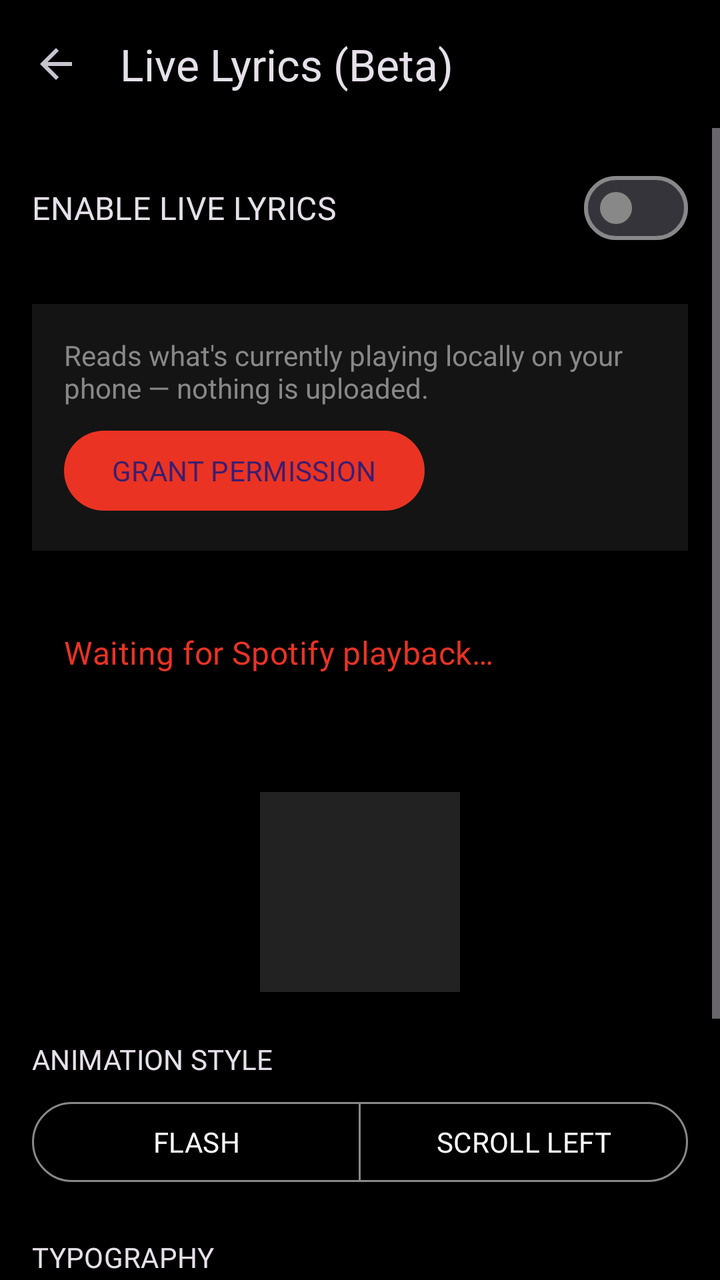
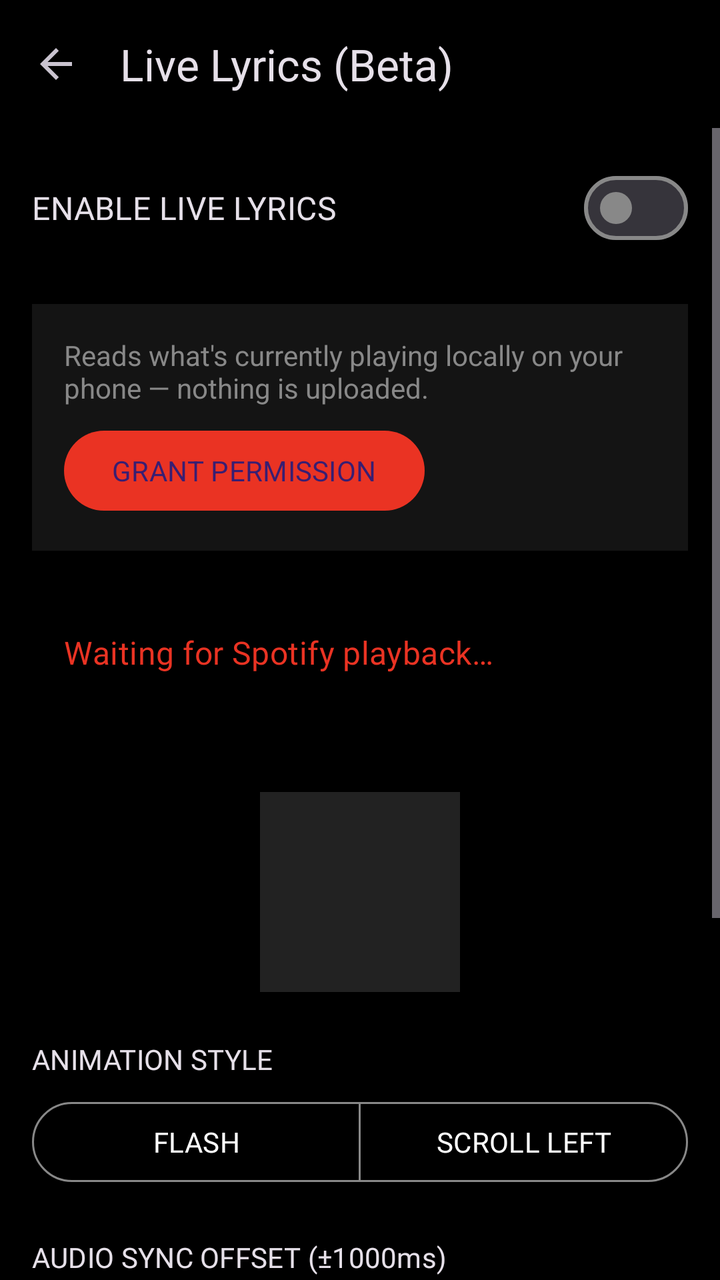

Screens rendered from an Android XML layout before and after an edit, with the pre-edit source and the edit as a unified diff.
<!-- AndroidManifest.xml: activity theme Theme.OdysseyGlyph -->
<!-- res/layout/activity_spotify_live.xml -->
<?xml version="1.0" encoding="utf-8"?>
<androidx.coordinatorlayout.widget.CoordinatorLayout 
    xmlns:android="http://schemas.android.com/apk/res/android"
    xmlns:app="http://schemas.android.com/apk/res-auto"
    android:layout_width="match_parent"
    android:layout_height="match_parent"
    android:background="?android:attr/colorBackground"
    android:fitsSystemWindows="true">

    <com.google.android.material.appbar.AppBarLayout
        android:layout_width="match_parent"
        android:layout_height="wrap_content"
        android:background="?android:attr/colorBackground"
        android:fitsSystemWindows="true">
        
        <com.google.android.material.appbar.MaterialToolbar
            android:id="@+id/toolbar"
            android:layout_width="match_parent"
            android:layout_height="?attr/actionBarSize"
            app:title="Live Lyrics (Beta)"
            app:navigationIcon="?attr/homeAsUpIndicator" />
    </com.google.android.material.appbar.AppBarLayout>

    <ScrollView
        android:layout_width="match_parent"
        android:layout_height="match_parent"
        app:layout_behavior="@string/appbar_scrolling_view_behavior">

        <LinearLayout
            android:layout_width="match_parent"
            android:layout_height="wrap_content"
            android:orientation="vertical"
            android:padding="@dimen/spacing_medium">

            
            <com.google.android.material.materialswitch.MaterialSwitch
                android:id="@+id/switchMaster"
                android:layout_width="match_parent"
                android:layout_height="wrap_content"
                android:text="ENABLE LIVE LYRICS"
                android:fontFamily="@font/jetbrains_mono"
                android:textAppearance="?attr/textAppearanceTitleMedium"
                android:layout_marginBottom="@dimen/spacing_large" />

            
            <LinearLayout
                android:id="@+id/permissionCard"
                android:layout_width="match_parent"
                android:layout_height="wrap_content"
                android:orientation="vertical"
                android:background="?attr/colorSurfaceVariant"
                android:padding="@dimen/spacing_medium"
                android:layout_marginBottom="@dimen/spacing_large">
                
                <TextView
                    android:layout_width="match_parent"
                    android:layout_height="wrap_content"
                    android:text="Reads what's currently playing locally on your phone — nothing is uploaded."
                    android:textColor="?attr/colorOnSurfaceVariant"
                    android:layout_marginBottom="@dimen/spacing_small" />
                    
                <com.google.android.material.button.MaterialButton
                    android:id="@+id/btnGrantPermission"
                    android:layout_width="wrap_content"
                    android:layout_height="wrap_content"
                    android:text="GRANT PERMISSION" />
            </LinearLayout>

            
            <LinearLayout
                android:layout_width="match_parent"
                android:layout_height="wrap_content"
                android:orientation="vertical"
                android:padding="@dimen/spacing_medium"
                android:layout_marginBottom="@dimen/spacing_large">
                
                <TextView
                    android:id="@+id/tvStatus"
                    android:layout_width="match_parent"
                    android:layout_height="wrap_content"
                    android:text="Waiting for Spotify playback…"
                    android:fontFamily="@font/jetbrains_mono"
                    android:textAppearance="?attr/textAppearanceTitleMedium"
                    android:textColor="?attr/colorPrimary" />
                    
                <TextView
                    android:id="@+id/tvTrackInfo"
                    android:layout_width="match_parent"
                    android:layout_height="wrap_content"
                    android:text=""
                    android:fontFamily="@font/jetbrains_mono"
                    android:textColor="?attr/colorOnSurfaceVariant" />
            </LinearLayout>

            
            <FrameLayout
                android:layout_width="100dp"
                android:layout_height="100dp"
                android:layout_gravity="center_horizontal"
                android:background="#222"
                android:layout_marginBottom="@dimen/spacing_large">
                
                <ImageView
                    android:id="@+id/previewImage"
                    android:layout_width="match_parent"
                    android:layout_height="match_parent"
                    android:scaleType="fitCenter" />
            </FrameLayout>

            
            <TextView
                android:layout_width="wrap_content"
                android:layout_height="wrap_content"
                android:text="ANIMATION STYLE"
                android:fontFamily="@font/jetbrains_mono"
                android:textAppearance="?attr/textAppearanceLabelLarge"
                android:layout_marginBottom="@dimen/spacing_small" />

            <com.google.android.material.button.MaterialButtonToggleGroup
                android:id="@+id/toggleAnimation"
                android:layout_width="match_parent"
                android:layout_height="wrap_content"
                app:singleSelection="true"
                app:selectionRequired="true"
                android:layout_marginBottom="@dimen/spacing_large">

                <com.google.android.material.button.MaterialButton
                    android:id="@+id/btnAnimFlash"
                    style="?attr/materialButtonOutlinedStyle"
                    android:layout_width="0dp"
                    android:layout_height="wrap_content"
                    android:layout_weight="1"
                    android:text="FLASH"
                    android:fontFamily="@font/jetbrains_mono" />

                <com.google.android.material.button.MaterialButton
                    android:id="@+id/btnAnimScroll"
                    style="?attr/materialButtonOutlinedStyle"
                    android:layout_width="0dp"
                    android:layout_height="wrap_content"
                    android:layout_weight="1"
                    android:text="SCROLL LEFT"
                    android:fontFamily="@font/jetbrains_mono" />
            </com.google.android.material.button.MaterialButtonToggleGroup>

            
            <TextView
                android:layout_width="wrap_content"
                android:layout_height="wrap_content"
                android:text="TYPOGRAPHY"
                android:fontFamily="@font/jetbrains_mono"
                android:textAppearance="?attr/textAppearanceLabelLarge"
                android:layout_marginBottom="@dimen/spacing_small" />

            <com.google.android.material.button.MaterialButtonToggleGroup
                android:id="@+id/toggleTypography"
                android:layout_width="match_parent"
                android:layout_height="wrap_content"
                app:singleSelection="true"
                app:selectionRequired="true"
                android:layout_marginBottom="@dimen/spacing_large">

                <com.google.android.material.button.MaterialButton
                    android:id="@+id/btnSmooth"
                    style="?attr/materialButtonOutlinedStyle"
                    android:layout_width="0dp"
                    android:layout_height="wrap_content"
                    android:layout_weight="1"
                    android:text="SMOOTH"
                    android:fontFamily="@font/jetbrains_mono" />

                <com.google.android.material.button.MaterialButton
                    android:id="@+id/btnBlocky"
                    style="?attr/materialButtonOutlinedStyle"
                    android:layout_width="0dp"
                    android:layout_height="wrap_content"
                    android:layout_weight="1"
                    android:text="BLOCKY"
                    android:fontFamily="@font/jetbrains_mono" />

                <com.google.android.material.button.MaterialButton
                    android:id="@+id/btnPixel"
                    style="?attr/materialButtonOutlinedStyle"
                    android:layout_width="0dp"
                    android:layout_height="wrap_content"
                    android:layout_weight="1"
                    android:text="PIXEL"
                    android:fontFamily="@font/jetbrains_mono" />
            </com.google.android.material.button.MaterialButtonToggleGroup>
            
            <com.google.android.material.button.MaterialButton
                android:id="@+id/btnOpenManager"
                style="@style/Widget.Material3.Button.OutlinedButton"
                android:layout_width="match_parent"
                android:layout_height="wrap_content"
                android:text="OPEN GLYPH TOYS MANAGER"
                android:fontFamily="@font/jetbrains_mono"
                app:cornerRadius="0dp"
                android:paddingVertical="12dp"
                android:layout_marginBottom="@dimen/spacing_large" />
                
            
            <LinearLayout
                android:id="@+id/searchContainer"
                android:layout_width="match_parent"
                android:layout_height="wrap_content"
                android:orientation="vertical"
                android:visibility="gone">
                
                <TextView
                    android:layout_width="wrap_content"
                    android:layout_height="wrap_content"
                    android:text="MANUAL OVERRIDE (DEBUG)"
                    android:fontFamily="@font/jetbrains_mono"
                    android:textAppearance="?attr/textAppearanceLabelLarge"
                    android:layout_marginBottom="@dimen/spacing_small" />
                    
                <LinearLayout
                    android:layout_width="match_parent"
                    android:layout_height="wrap_content"
                    android:orientation="horizontal"
                    android:layout_marginBottom="@dimen/spacing_small">

                    <com.google.android.material.textfield.TextInputLayout
                        android:layout_width="0dp"
                        android:layout_height="wrap_content"
                        android:layout_weight="1"
                        style="@style/Widget.Material3.TextInputLayout.OutlinedBox">

                        <com.google.android.material.textfield.TextInputEditText
                            android:id="@+id/etSearch"
                            android:layout_width="match_parent"
                            android:layout_height="wrap_content"
                            android:hint="Track Name"
                            android:fontFamily="@font/jetbrains_mono"
                            android:inputType="text" />
                    </com.google.android.material.textfield.TextInputLayout>

                    <com.google.android.material.button.MaterialButton
                        android:id="@+id/btnSearch"
                        android:layout_width="wrap_content"
                        android:layout_height="wrap_content"
                        android:layout_marginStart="@dimen/spacing_small"
                        android:layout_gravity="center_vertical"
                        android:text="SEARCH"
                        android:fontFamily="@font/jetbrains_mono" />
                </LinearLayout>

                <LinearLayout
                    android:id="@+id/resultsContainer"
                    android:layout_width="match_parent"
                    android:layout_height="wrap_content"
                    android:orientation="vertical" />
            </LinearLayout>
        </LinearLayout>
    </ScrollView>
</androidx.coordinatorlayout.widget.CoordinatorLayout>
<!-- resources referenced by this layout -->
<resources>
  <dimen name="spacing_large">24dp</dimen>
  <dimen name="spacing_medium">16dp</dimen>
  <dimen name="spacing_small">8dp</dimen>
  <style name="Theme.OdysseyGlyph" parent="Theme.Material3.Dark.NoActionBar">
          
          <item name="colorPrimary">@color/colorPrimary</item>
          <item name="colorSecondary">@color/colorSecondary</item>
          <item name="colorSurface">@color/colorSurface</item>
          <item name="colorSurfaceVariant">@color/colorSurfaceVariant</item>
          <item name="android:colorBackground">@color/colorBackground</item>
          <item name="colorOnSurface">@color/colorOnSurface</item>
          <item name="colorOnSurfaceVariant">@color/colorOnSurfaceVariant</item>
          <item name="colorError">@color/colorError</item>
          
          
          <item name="colorPrimaryContainer">@color/colorPrimary</item>
          <item name="colorOnPrimaryContainer">@color/colorBackground</item>
          <item name="colorSecondaryContainer">@color/colorSurfaceVariant</item>
          <item name="colorOnSecondaryContainer">@color/colorOnSurface</item>
          <item name="colorTertiaryContainer">@color/colorSurfaceVariant</item>
          <item name="colorOutline">@color/colorOnSurfaceVariant</item>
          
          
          <item name="android:statusBarColor">@android:color/transparent</item>
          <item name="android:navigationBarColor">@android:color/transparent</item>
          
          
          <item name="shapeAppearanceSmallComponent">@style/ShapeAppearance.Odyssey.Sharp</item>
          <item name="shapeAppearanceMediumComponent">@style/ShapeAppearance.Odyssey.Sharp</item>
          <item name="shapeAppearanceLargeComponent">@style/ShapeAppearance.Odyssey.Sharp</item>
          
          
          <item name="android:fontFamily">sans-serif</item>
      </style>
  <color name="colorPrimary">#EA3323</color>
  <color name="colorSecondary">#FFFFFF</color>
  <color name="colorSurface">#0A0A0A</color>
  <color name="colorSurfaceVariant">#141414</color>
  <color name="colorBackground">#000000</color>
  <color name="colorOnSurface">#FFFFFF</color>
  <color name="colorOnSurfaceVariant">#888888</color>
  <color name="colorError">#EA3323</color>
  <style name="ShapeAppearance.Odyssey.Sharp" parent="ShapeAppearance.Material3.SmallComponent">
          <item name="cornerFamily">rounded</item>
          <item name="cornerSize">2dp</item>
      </style>
</resources>

<!-- the commit's change to res/layout/activity_spotify_live.xml (unified diff, before → after) -->
@@ -147,6 +147,41 @@
             <TextView
                 android:layout_width="wrap_content"
                 android:layout_height="wrap_content"
+                android:text="AUDIO SYNC OFFSET (±1000ms)"
+                android:fontFamily="@font/jetbrains_mono"
+                android:textAppearance="?attr/textAppearanceLabelLarge"
+                android:layout_marginBottom="4dp" />
+                
+            <LinearLayout
+                android:layout_width="match_parent"
+                android:layout_height="wrap_content"
+                android:orientation="horizontal"
+                android:gravity="center_vertical"
+                android:layout_marginBottom="@dimen/spacing_large">
+                
+                <TextView
+                    android:id="@+id/tvSyncOffset"
+                    android:layout_width="48dp"
+                    android:layout_height="wrap_content"
+                    android:text="0ms"
+                    android:fontFamily="@font/jetbrains_mono"
+                    android:textAlignment="center" />
+                    
+                <com.google.android.material.slider.Slider
+                    android:id="@+id/sliderSync"
+                    android:layout_width="0dp"
+                    android:layout_height="wrap_content"
+                    android:layout_weight="1"
+                    android:valueFrom="-1000.0"
+                    android:valueTo="1000.0"
+                    android:stepSize="50.0"
+                    android:value="0.0" />
+            </LinearLayout>
+
+            
+            <TextView
+                android:layout_width="wrap_content"
+                android:layout_height="wrap_content"
                 android:text="TYPOGRAPHY"
                 android:fontFamily="@font/jetbrains_mono"
                 android:textAppearance="?attr/textAppearanceLabelLarge"
